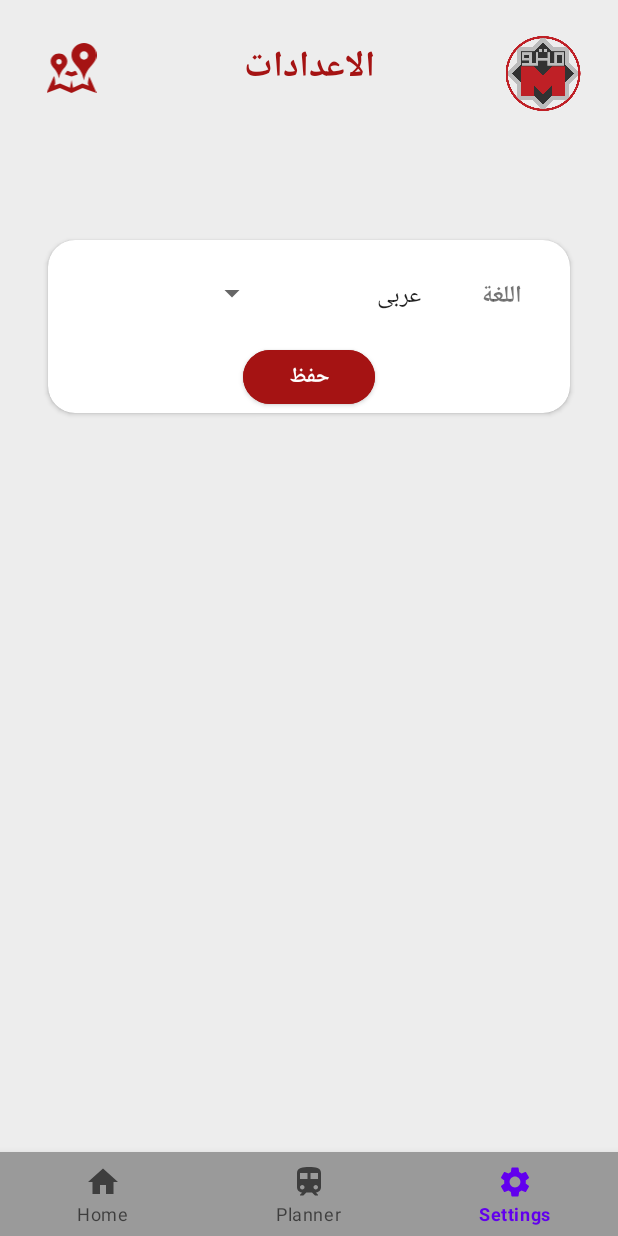
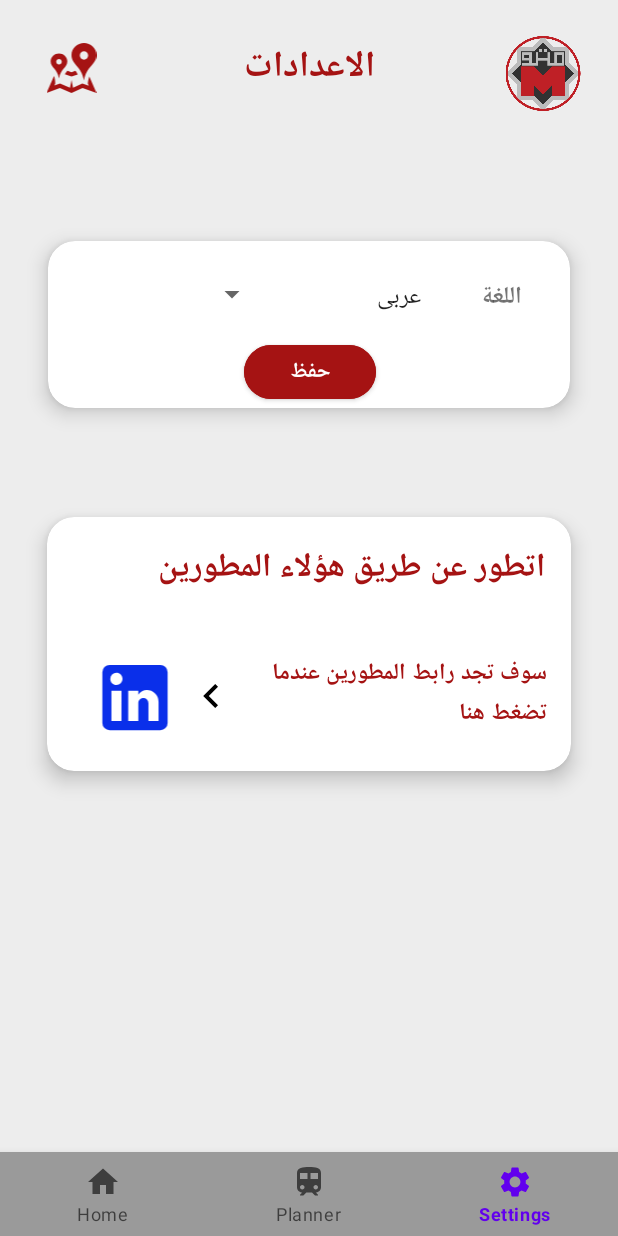
Before and after one commit to AyaAshraf21/Android_Cairo_Metro, an Android app: the screen it shows after launch (MainActivity), item 3 of the bottom bar chosen, on a phone screen of 412 x 824 dp. Run offline under Robolectric (Android 15) with nearby library versions, the phone set to English and light mode, and no system bars; 3 statements that could not run were skipped.

Commit message:
fixed colours, linkTree added in setting

```diff
--- a/app/src/main/java/com/ayaashraf/cairo_metro_app/Arabic.java
+++ b/app/src/main/java/com/ayaashraf/cairo_metro_app/Arabic.java
@@ -139,6 +139,16 @@ public class Arabic implements Language
         return "حفظ";
     }
 
+    @Override
+    public String getDevolpedBy() {
+        return "اتطور عن طريق هؤلاء المطورين";
+    }
+
+    @Override
+    public String getDevolpedByHere() {
+        return "سوف تجد رابط المطورين عندما تضغط هنا";
+    }
+
     public String getDestinationTextView() {
         return "من فضلك ادخل وجهتك (اختياري)";
     }
--- a/app/src/main/java/com/ayaashraf/cairo_metro_app/English.java
+++ b/app/src/main/java/com/ayaashraf/cairo_metro_app/English.java
@@ -145,4 +145,14 @@ public class English implements Language
     public String getDestinationTextView() {
         return "Please Enter Your Destination \n(Optional)";
     }
+
+    @Override
+    public String getDevolpedBy() {
+        return "Devolped By These Devolpers";
+    }
+
+    @Override
+    public String getDevolpedByHere() {
+        return "You Will Find The Devolpers Linkedln When You Press Here";
+    }
 }
--- a/app/src/main/java/com/ayaashraf/cairo_metro_app/Language.java
+++ b/app/src/main/java/com/ayaashraf/cairo_metro_app/Language.java
@@ -54,6 +54,10 @@ public interface Language
     public String getResetButton();
     public String getSaveButton();
 
+    public String getDevolpedBy();
+
+    public String getDevolpedByHere();
+
 
 
 
--- a/app/src/main/java/com/ayaashraf/cairo_metro_app/PlannerFragment.java
+++ b/app/src/main/java/com/ayaashraf/cairo_metro_app/PlannerFragment.java
@@ -57,7 +57,6 @@
         private static final double EARTH_RADIUS = 6371.0;
         private ArrayList<String> stations, prefer;
         private ArrayAdapter<String> adapter, adapter2;
-        private Button allRoutesButton;
         private Button confirmButton , resetButton;
 
         private TextView entryStationTextView, screenNameTextView, exitStationTextView, preferTextView, destinationText , checkButton;
--- a/app/src/main/java/com/ayaashraf/cairo_metro_app/SettingsFragment.java
+++ b/app/src/main/java/com/ayaashraf/cairo_metro_app/SettingsFragment.java
@@ -1,13 +1,17 @@
 package com.ayaashraf.cairo_metro_app;
 
 import android.content.Context;
+import android.content.Intent;
 import android.content.SharedPreferences;
+import android.net.Uri;
 import android.os.Bundle;
+import android.util.Log;
 import android.view.LayoutInflater;
 import android.view.View;
 import android.view.ViewGroup;
 import android.widget.ArrayAdapter;
 import android.widget.Button;
+import android.widget.ImageView;
 import android.widget.Spinner;
 import android.widget.TextView;
 import android.widget.Toast;
@@ -26,11 +30,10 @@ public class SettingsFragment extends Fragment {
     private static final String SHARED_PREF_NAME = "mypref";
     private static final String KEY_LANGUAGE = "language";
     private Language language;
-
-    TextView settingsTextView;
-    TextView languageTextView;
+    TextView languageTextView, devolpedText, devolpedByText;
     Button saveButton;
 
+    ImageView arrow, linkedlnImage;
     private String mParam1;
     private String mParam2;
 
@@ -73,9 +76,23 @@ public class SettingsFragment extends Fragment {
 
         languageTextView = view.findViewById(R.id.languageTextView);
         saveButton = view.findViewById(R.id.saveButton);
+        devolpedByText = view.findViewById(R.id.devolpedByText);
+        devolpedText = view.findViewById(R.id.devolpedText);
+        arrow = view.findViewById(R.id.arrow);
+        linkedlnImage = view.findViewById(R.id.linkedlnImage);
 
         languageTextView.setText(language.getLanguageTextView());
         saveButton.setText(language.getSaveButton());
+        devolpedText.setText(language.getDevolpedBy());
+        devolpedByText.setText(language.getDevolpedByHere());
+
+        linkedlnImage.setOnClickListener(new View.OnClickListener() {
+            @Override
+            public void onClick(View v) {
+                Log.d("SettingsFragment", "LinkedIn image clicked");
+                goToLinkTree();
+            }
+        });
 
         ArrayList<String> lang = new ArrayList<>();
         lang.add("English");
@@ -105,7 +122,7 @@ public class SettingsFragment extends Fragment {
                 editor.apply();
                 language = LanguageFactory.getInstance().getLanguage(languageCode);
 
-               sharedViewModel viewModel = new ViewModelProvider(requireActivity()).get(sharedViewModel.class);
+                sharedViewModel viewModel = new ViewModelProvider(requireActivity()).get(sharedViewModel.class);
                 if (languageCode.equals("ar")) {
                     viewModel.setScreenName("الاعدادات");
                 } else if (languageCode.equals("en")) {
@@ -113,6 +130,8 @@ public class SettingsFragment extends Fragment {
                 }
                 languageTextView.setText(language.getLanguageTextView());
                 saveButton.setText(language.getSaveButton());
+                devolpedText.setText(language.getDevolpedBy());
+                devolpedByText.setText(language.getDevolpedByHere());
 
 
                 View rootView = getView();
@@ -125,4 +144,15 @@ public class SettingsFragment extends Fragment {
 
         return view;
     }
+
+    public void goToLinkTree() {
+        Intent intent = new Intent(Intent.ACTION_SEND);
+        intent.setType("text/plain");
+        intent.putExtra(Intent.EXTRA_TEXT, "https://linktr.ee/DepiTeam");
+        if (intent.resolveActivity(requireActivity().getPackageManager()) != null) {
+            startActivity(intent);
+        } else {
+            Toast.makeText(getContext(), "No application to handle this action", Toast.LENGTH_SHORT).show();
+        }
+    }
 }
--- a/app/src/main/java/com/ayaashraf/cairo_metro_app/menuFragment.java
+++ b/app/src/main/java/com/ayaashraf/cairo_metro_app/menuFragment.java
@@ -113,6 +113,7 @@ public class menuFragment extends Fragment {
         slideModels.add(new SlideModel(R.drawable.img,ScaleTypes.FIT));
         slideModels.add(new SlideModel(R.drawable.img,ScaleTypes.FIT));
         slideModels.add(new SlideModel(R.drawable.img,ScaleTypes.FIT));
+
         imageSlider.setImageList(slideModels,ScaleTypes.FIT);
         return view;
     }
--- a/app/src/main/res/drawable/baseline_phone_24.xml
+++ b/app/src/main/res/drawable/baseline_phone_24.xml
@@ -1,4 +1,4 @@
-<vector xmlns:android="http://schemas.android.com/apk/res/android" android:autoMirrored="true" android:height="24dp" android:tint="#F14805" android:viewportHeight="24" android:viewportWidth="24" android:width="24dp">
+<vector xmlns:android="http://schemas.android.com/apk/res/android" android:autoMirrored="true" android:height="24dp" android:tint="#A51313" android:viewportHeight="24" android:viewportWidth="24" android:width="24dp">
 
     <path android:fillColor="@android:color/white" android:pathData="M6.62,10.79c1.44,2.83 3.76,5.14 6.59,6.59l2.2,-2.2c0.27,-0.27 0.67,-0.36 1.02,-0.24 1.12,0.37 2.33,0.57 3.57,0.57 0.55,0 1,0.45 1,1V20c0,0.55 -0.45,1 -1,1 -9.39,0 -17,-7.61 -17,-17 0,-0.55 0.45,-1 1,-1h3.5c0.55,0 1,0.45 1,1 0,1.25 0.2,2.45 0.57,3.57 0.11,0.35 0.03,0.74 -0.25,1.02l-2.2,2.2z"/>
 
--- /dev/null
+++ b/app/src/main/res/drawable/linkedin.xml
@@ -0,0 +1 @@
+<!-- drawable/linkedin.xml --><vector xmlns:android="http://schemas.android.com/apk/res/android" android:height="24dp" android:width="24dp" android:viewportWidth="24" android:viewportHeight="24"><path android:fillColor="#0A2FEA" android:pathData="M19 3A2 2 0 0 1 21 5V19A2 2 0 0 1 19 21H5A2 2 0 0 1 3 19V5A2 2 0 0 1 5 3H19M18.5 18.5V13.2A3.26 3.26 0 0 0 15.24 9.94C14.39 9.94 13.4 10.46 12.92 11.24V10.13H10.13V18.5H12.92V13.57C12.92 12.8 13.54 12.17 14.31 12.17A1.4 1.4 0 0 1 15.71 13.57V18.5H18.5M6.88 8.56A1.68 1.68 0 0 0 8.56 6.88C8.56 5.95 7.81 5.19 6.88 5.19A1.69 1.69 0 0 0 5.19 6.88C5.19 7.81 5.95 8.56 6.88 8.56M8.27 18.5V10.13H5.5V18.5H8.27Z" /></vector>
--- a/app/src/main/res/drawable/mail_24dp_f14805_fill0_wght400_grad0_opsz24.xml
+++ b/app/src/main/res/drawable/mail_24dp_f14805_fill0_wght400_grad0_opsz24.xml
@@ -1,5 +1,5 @@
 <vector xmlns:android="http://schemas.android.com/apk/res/android" android:autoMirrored="true" android:height="24dp" android:viewportHeight="960" android:viewportWidth="960" android:width="24dp">
 
-    <path android:fillColor="#F14805" android:pathData="M160,800q-33,0 -56.5,-23.5T80,720v-480q0,-33 23.5,-56.5T160,160h640q33,0 56.5,23.5T880,240v480q0,33 -23.5,56.5T800,800L160,800ZM480,520L160,320v400h640v-400L480,520ZM480,440 L800,240L160,240l320,200ZM160,320v-80,480 -400Z"/>
+    <path android:fillColor="@color/mainButton" android:pathData="M160,800q-33,0 -56.5,-23.5T80,720v-480q0,-33 23.5,-56.5T160,160h640q33,0 56.5,23.5T880,240v480q0,33 -23.5,56.5T800,800L160,800ZM480,520L160,320v400h640v-400L480,520ZM480,440 L800,240L160,240l320,200ZM160,320v-80,480 -400Z"/>
 
 </vector>
--- a/app/src/main/res/layout/fragment_planner.xml
+++ b/app/src/main/res/layout/fragment_planner.xml
@@ -28,6 +28,7 @@
         <androidx.constraintlayout.widget.ConstraintLayout
             android:layout_width="match_parent"
             android:layout_height="wrap_content"
+            android:background="@drawable/search_view_background"
             android:backgroundTint="@color/white"
             android:padding="16dp">
 
@@ -81,6 +82,7 @@
 
             <TextView
                 android:id="@+id/exitStationTextView"
+                android:state_pressed="true" android:color="@color/mainButton"
                 android:layout_width="wrap_content"
                 android:layout_height="wrap_content"
                 android:layout_marginTop="8dp"
@@ -89,6 +91,7 @@
                 android:textSize="16sp"
                 android:textStyle="bold"
                 app:layout_constraintStart_toStartOf="parent"
+
                 app:layout_constraintTop_toBottomOf="@+id/switchIcon" />
 
             <AutoCompleteTextView
--- a/app/src/main/res/layout/fragment_settings.xml
+++ b/app/src/main/res/layout/fragment_settings.xml
@@ -2,17 +2,87 @@
 <androidx.constraintlayout.widget.ConstraintLayout xmlns:android="http://schemas.android.com/apk/res/android"
     xmlns:app="http://schemas.android.com/apk/res-auto"
     xmlns:tools="http://schemas.android.com/tools"
+    android:id="@+id/arr"
     android:layout_width="match_parent"
     android:layout_height="match_parent"
     tools:context=".SettingsFragment">
 
     <androidx.cardview.widget.CardView
+        android:layout_width="349dp"
+        android:layout_height="169dp"
+        app:cardCornerRadius="18dp"
+        app:cardElevation="8dp"
+        app:layout_constraintBottom_toBottomOf="parent"
+        app:layout_constraintEnd_toEndOf="parent"
+        app:layout_constraintStart_toStartOf="parent"
+        app:layout_constraintTop_toTopOf="parent">
+
+        <androidx.constraintlayout.widget.ConstraintLayout
+            android:layout_width="match_parent"
+            android:layout_height="match_parent">
+
+            <TextView
+                android:id="@+id/devolpedText"
+                android:layout_width="314dp"
+                android:layout_height="59dp"
+                android:layout_marginTop="16dp"
+                android:text="Devolped By These Devolpers"
+                android:textColor="@color/mainButton"
+                android:textSize="22sp"
+                android:textStyle="bold"
+                app:layout_constraintEnd_toEndOf="parent"
+                app:layout_constraintStart_toStartOf="parent"
+                app:layout_constraintTop_toTopOf="parent" />
+
+            <ImageView
+                android:id="@+id/linkedlnImage"
+                android:layout_width="85dp"
+                android:layout_height="58dp"
+                android:layout_marginEnd="16dp"
+                android:clickable="true"
+                android:focusable="true"
+                android:onClick="goToLinkTree"
+                android:src="@drawable/linkedin"
+                app:layout_constraintEnd_toEndOf="parent"
+                app:layout_constraintTop_toTopOf="@+id/devolpedByText" />
+
+            <TextView
+                android:id="@+id/devolpedByText"
+                android:layout_width="193dp"
+                android:layout_height="0dp"
+                android:layout_marginStart="16dp"
+                android:layout_marginTop="16dp"
+                android:text="You WIll Find The Devolpers Linkedln When You Press Here"
+                android:textColor="@color/mainButton"
+                android:textSize="15sp"
+                android:textStyle="bold"
+                app:layout_constraintStart_toStartOf="parent"
+                app:layout_constraintTop_toBottomOf="@+id/devolpedText" />
+
+            <ImageView
+                android:id="@+id/arrow"
+                android:layout_width="36dp"
+                android:layout_height="32dp"
+                android:layout_marginStart="16dp"
+                android:layout_marginTop="12dp"
+                android:src="@drawable/right_arrow"
+                app:layout_constraintEnd_toStartOf="@+id/linkedlnImage"
+                app:layout_constraintHorizontal_bias="0.192"
+                app:layout_constraintStart_toEndOf="@+id/devolpedByText"
+                app:layout_constraintTop_toTopOf="@+id/devolpedByText" />
+        </androidx.constraintlayout.widget.ConstraintLayout>
+
+    </androidx.cardview.widget.CardView>
+
+    <androidx.cardview.widget.CardView
+        android:id="@+id/cardView"
         android:layout_width="0dp"
         android:layout_height="wrap_content"
         android:layout_marginLeft="32dp"
         android:layout_marginRight="32dp"
         android:layout_marginBottom="32dp"
         app:cardCornerRadius="18sp"
+        app:cardElevation="8dp"
         app:layout_constraintBottom_toBottomOf="parent"
         app:layout_constraintEnd_toEndOf="parent"
         app:layout_constraintHorizontal_bias="0.484"
@@ -28,13 +98,14 @@
                 android:id="@+id/saveButton"
                 android:layout_width="wrap_content"
                 android:layout_height="wrap_content"
-                android:layout_marginTop="16dp"
+                android:layout_marginTop="12dp"
                 android:backgroundTint="@color/mainButton"
                 android:text="Save"
                 android:textAlignment="center"
                 android:textStyle="bold"
                 app:cornerRadius="18sp"
                 app:layout_constraintEnd_toEndOf="parent"
+                app:layout_constraintHorizontal_bias="0.498"
                 app:layout_constraintStart_toStartOf="parent"
                 app:layout_constraintTop_toBottomOf="@+id/languageTextView" />
 
--- a/app/src/main/res/values/splash.xml
+++ b/app/src/main/res/values/splash.xml
@@ -2,7 +2,7 @@
 <resources xmlns:tools="http://schemas.android.com/tools">
 
     <style name="Theme.CairoMetroApp" parent="Theme.MaterialComponents.DayNight.NoActionBar">
-
+        <item name="colorControlActivated">@color/mainButton</item>
     </style>
 
     <style name="Theme.CairoMetroApp.Splash" parent="Theme.MaterialComponents.DayNight.NoActionBar">
```
Also changed, not shown: app/src/main/res/drawable/first.png (added), app/src/main/res/drawable/second.png (added).
